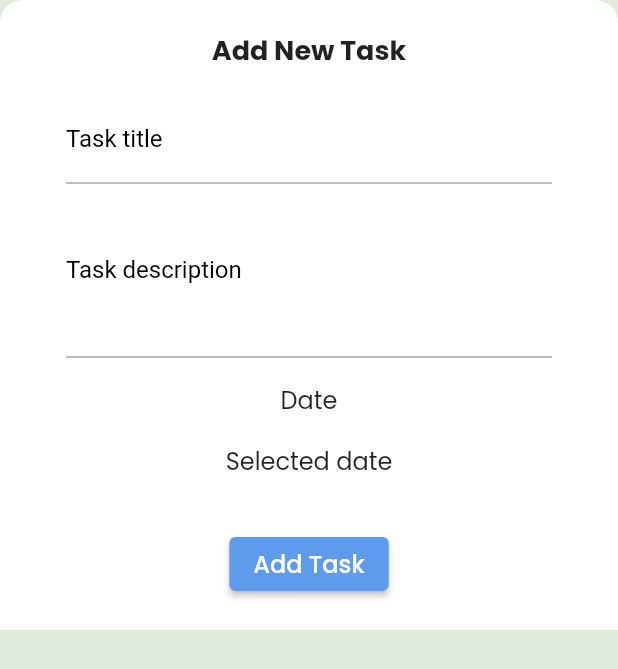
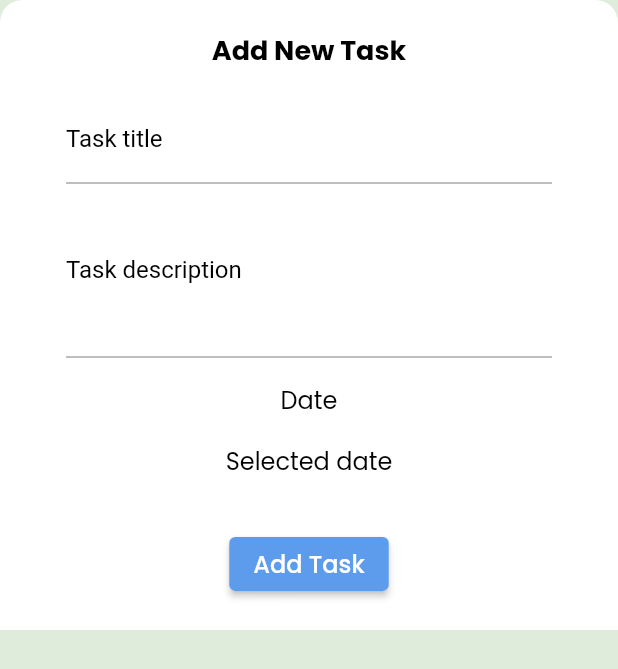
Before and after one commit to MohamedMhmoud89/ToDo, a Flutter app: the AddTaskBottomSheet widget shown alone on an empty page, opened directly, on a phone screen of 412 x 824 dp. Shown: the top 669 px of the screen. Run offline on Flutter 3.47's test engine with Material 3 defaults, Android fonts, the light colour scheme and no system bars; our stand-ins replace calendar_timeline, cloud_firestore, firebase_auth, firebase_core, flutter_slidable, google_fonts and 1 more; accounts and stored records are empty; generated files the repository leaves out were written again.

Commit message:
edit Task

```diff
--- a/lib/database/Tasks_Dao.dart
+++ b/lib/database/Tasks_Dao.dart
@@ -47,7 +47,7 @@
     return getTasksCollection(uid).doc(taskId).delete();
   }
 
-  static Future<void> updateTask(String taskId, String uid, Task task) {
-    return getTasksCollection(uid).doc(taskId).update(task.toFireStore());
+  static Future<void> updateTask(String uid, Task task) {
+    return getTasksCollection(uid).doc(task.id).update(task.toFireStore());
   }
 }
--- a/lib/ui/home/Add_Task_BottomSheet.dart
+++ b/lib/ui/home/Add_Task_BottomSheet.dart
@@ -6,6 +6,7 @@
 import 'package:todo/database/Tasks_Dao.dart';
 import 'package:todo/database/model/Task.dart';
 import 'package:todo/provider/Auth_Provider.dart';
+import 'package:todo/provider/Setting_Provider.dart';
 import 'package:todo/ui/component/Custom_FormField.dart';
 import 'package:todo/utils/Dialog_Utils.dart';
 
@@ -24,10 +25,13 @@
   @override
   Widget build(BuildContext context) {
     var height = MediaQuery.of(context).size.height;
+    var settingProvider = Provider.of<SettingProvider>(context);
     return SingleChildScrollView(
       child: Container(
         decoration: BoxDecoration(
-          color: Colors.white,
+          color: settingProvider.currentTheme == ThemeMode.light
+              ? Colors.white
+              : Color(0xff141922),
           borderRadius: new BorderRadius.only(
             topLeft: const Radius.circular(15.0),
             topRight: const Radius.circular(15.0),
@@ -44,6 +48,9 @@
                     textStyle: TextStyle(
                   fontWeight: FontWeight.w700,
                   fontSize: 18,
+                  color: settingProvider.currentTheme == ThemeMode.light
+                      ? Colors.black
+                      : Colors.white,
                 )),
               ),
               SizedBox(
@@ -80,6 +87,9 @@
                       textStyle: TextStyle(
                     fontWeight: FontWeight.w400,
                     fontSize: 16,
+                    color: settingProvider.currentTheme == ThemeMode.light
+                        ? Colors.black
+                        : Colors.white,
                   ))),
               SizedBox(
                 height: height * 0.02,
@@ -96,6 +106,9 @@
                         textStyle: TextStyle(
                       fontWeight: FontWeight.w400,
                       fontSize: 16,
+                      color: settingProvider.currentTheme == ThemeMode.light
+                          ? Colors.black
+                          : Colors.white,
                     ))),
               ),
               showDateError
--- a/lib/ui/home/Home_Screen.dart
+++ b/lib/ui/home/Home_Screen.dart
@@ -1,12 +1,12 @@
 import 'package:firebase_auth/firebase_auth.dart';
 import 'package:flutter/material.dart';
+import 'package:flutter_gen/gen_l10n/app_localizations.dart';
 import 'package:provider/provider.dart';
 import 'package:todo/provider/Setting_Provider.dart';
 import 'package:todo/ui/fragment/lists/Lists_Fragment.dart';
 import 'package:todo/ui/fragment/settings/Settings_Fragment.dart';
 import 'package:todo/ui/home/Add_Task_BottomSheet.dart';
 import 'package:todo/ui/login/Login_Screen.dart';
-import 'package:flutter_gen/gen_l10n/app_localizations.dart';
 
 class HomeScreen extends StatefulWidget {
   static const String routeName = 'home';
--- a/lib/ui/login/Login_Screen.dart
+++ b/lib/ui/login/Login_Screen.dart
@@ -1,17 +1,17 @@
 import 'package:firebase_auth/firebase_auth.dart';
 import 'package:flutter/material.dart';
+import 'package:flutter_gen/gen_l10n/app_localizations.dart';
 import 'package:google_fonts/google_fonts.dart';
 import 'package:provider/provider.dart';
-import 'package:todo/provider/Auth_Provider.dart' as MyAuthProvider;
 import 'package:todo/database/Users_Dao.dart';
 import 'package:todo/firebase/Firebase_Error_Codes.dart';
+import 'package:todo/provider/Auth_Provider.dart' as MyAuthProvider;
 import 'package:todo/provider/Setting_Provider.dart';
 import 'package:todo/ui/component/Custom_FormField.dart';
 import 'package:todo/ui/home/Home_Screen.dart';
 import 'package:todo/ui/register/Register_Screen.dart';
 import 'package:todo/utils/Dialog_Utils.dart';
 import 'package:todo/utils/validation_utils.dart';
-import 'package:flutter_gen/gen_l10n/app_localizations.dart';
 
 class LoginScreen extends StatefulWidget {
   static const String routeName = 'login';
--- a/lib/ui/widget/Task_Widget.dart
+++ b/lib/ui/widget/Task_Widget.dart
@@ -24,6 +24,7 @@
   @override
   Widget build(BuildContext context) {
     var settingProvider = Provider.of<SettingProvider>(context);
+    var authProvider = Provider.of<AuthProvider>(context);
     return Slidable(
       startActionPane: widget.task.isDone
           ? ActionPane(
@@ -78,7 +79,8 @@
                 ),
                 SlidableAction(
                   onPressed: (context) {
-                    Navigator.pushNamed(context, EditTask.routeName);
+                    Navigator.pushNamed(context, EditTask.routeName,
+                        arguments: widget.task);
                   },
                   backgroundColor: Colors.blueAccent,
                   foregroundColor: Colors.white,
@@ -179,7 +181,7 @@
                     ),
                     onPressed: () {
                       widget.task.isDone = true;
-                      setState(() {});
+                      authProvider.editTask(widget.task);
                     },
                     child: Icon(
                       Icons.check_rounded,
```
Also changed, not shown: lib/provider/Auth_Provider.dart (+10 -0 lines), lib/ui/edit_task/Edit_Task.dart (+51 -14 lines), lib/ui/fragment/settings/Settings_Fragment.dart (+9 -2 lines), pubspec.lock, 1 other file.
